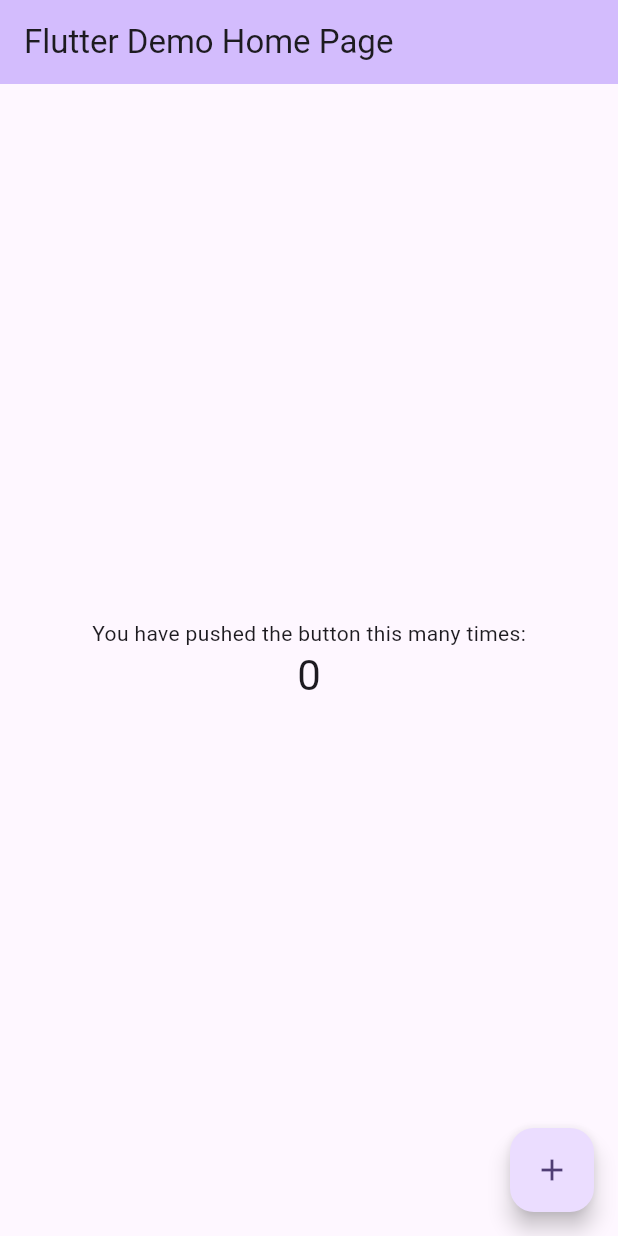
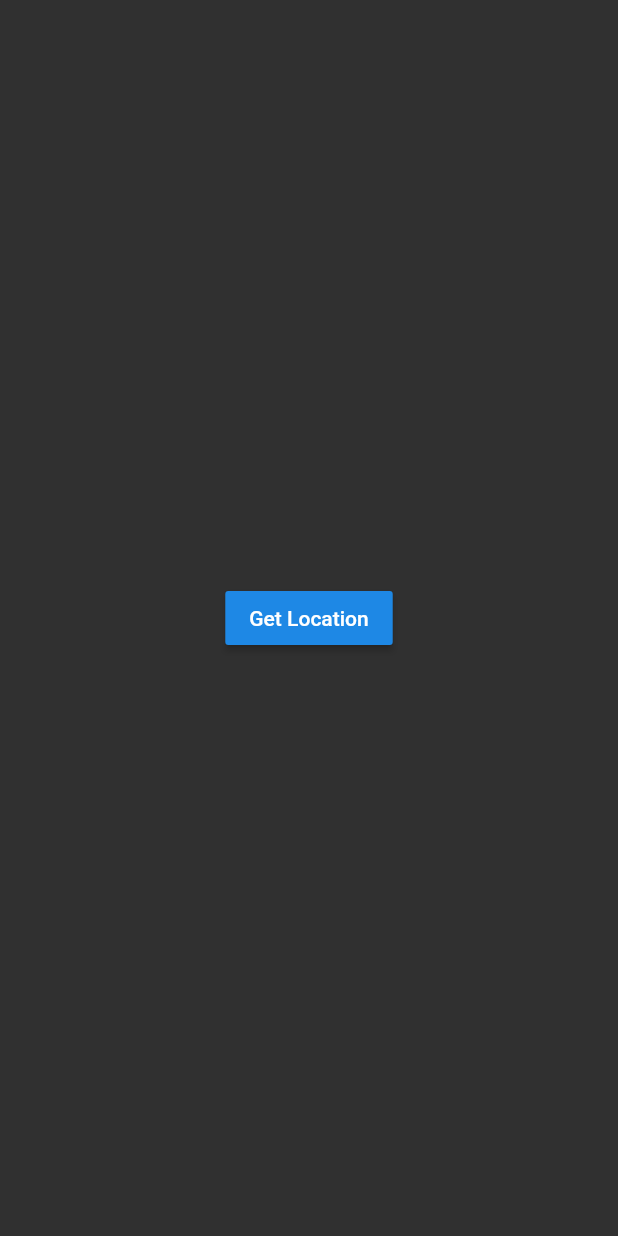
Before and after one commit to manvendrasingh09/Codes, a Flutter app: the screen it shows after launch, on a phone screen of 412 x 824 dp. Run offline on Flutter 3.47's test engine with Material 2 defaults, Android fonts, the light colour scheme and no system bars; our stand-ins replace audioplayers, font_awesome_flutter, rflutter_alert.

Commit message:
using Android Studio

```diff
--- a/AppDev/clima/lib/main.dart
+++ b/AppDev/clima/lib/main.dart
@@ -1,125 +1,14 @@
 import 'package:flutter/material.dart';
+import 'package:clima/screens/loading_screen.dart';
 
-void main() {
-  runApp(const MyApp());
-}
+void main() => runApp(MyApp());
 
 class MyApp extends StatelessWidget {
-  const MyApp({super.key});
-
-  // This widget is the root of your application.
   @override
   Widget build(BuildContext context) {
     return MaterialApp(
-      title: 'Flutter Demo',
-      theme: ThemeData(
-        // This is the theme of your application.
-        //
-        // TRY THIS: Try running your application with "flutter run". You'll see
-        // the application has a blue toolbar. Then, without quitting the app,
-        // try changing the seedColor in the colorScheme below to Colors.green
-        // and then invoke "hot reload" (save your changes or press the "hot
-        // reload" button in a Flutter-supported IDE, or press "r" if you used
-        // the command line to start the app).
-        //
-        // Notice that the counter didn't reset back to zero; the application
-        // state is not lost during the reload. To reset the state, use hot
-        // restart instead.
-        //
-        // This works for code too, not just values: Most code changes can be
-        // tested with just a hot reload.
-        colorScheme: ColorScheme.fromSeed(seedColor: Colors.deepPurple),
-        useMaterial3: true,
-      ),
-      home: const MyHomePage(title: 'Flutter Demo Home Page'),
+      theme: ThemeData.dark(),
+      home: LoadingScreen(),
     );
   }
 }
-
-class MyHomePage extends StatefulWidget {
-  const MyHomePage({super.key, required this.title});
-
-  // This widget is the home page of your application. It is stateful, meaning
-  // that it has a State object (defined below) that contains fields that affect
-  // how it looks.
-
-  // This class is the configuration for the state. It holds the values (in this
-  // case the title) provided by the parent (in this case the App widget) and
-  // used by the build method of the State. Fields in a Widget subclass are
-  // always marked "final".
-
-  final String title;
-
-  @override
-  State<MyHomePage> createState() => _MyHomePageState();
-}
-
-class _MyHomePageState extends State<MyHomePage> {
-  int _counter = 0;
-
-  void _incrementCounter() {
-    setState(() {
-      // This call to setState tells the Flutter framework that something has
-      // changed in this State, which causes it to rerun the build method below
-      // so that the display can reflect the updated values. If we changed
-      // _counter without calling setState(), then the build method would not be
-      // called again, and so nothing would appear to happen.
-      _counter++;
-    });
-  }
-
-  @override
-  Widget build(BuildContext context) {
-    // This method is rerun every time setState is called, for instance as done
-    // by the _incrementCounter method above.
-    //
-    // The Flutter framework has been optimized to make rerunning build methods
-    // fast, so that you can just rebuild anything that needs updating rather
-    // than having to individually change instances of widgets.
-    return Scaffold(
-      appBar: AppBar(
-        // TRY THIS: Try changing the color here to a specific color (to
-        // Colors.amber, perhaps?) and trigger a hot reload to see the AppBar
-        // change color while the other colors stay the same.
-        backgroundColor: Theme.of(context).colorScheme.inversePrimary,
-        // Here we take the value from the MyHomePage object that was created by
-        // the App.build method, and use it to set our appbar title.
-        title: Text(widget.title),
-      ),
-      body: Center(
-        // Center is a layout widget. It takes a single child and positions it
-        // in the middle of the parent.
-        child: Column(
-          // Column is also a layout widget. It takes a list of children and
-          // arranges them vertically. By default, it sizes itself to fit its
-          // children horizontally, and tries to be as tall as its parent.
-          //
-          // Column has various properties to control how it sizes itself and
-          // how it positions its children. Here we use mainAxisAlignment to
-          // center the children vertically; the main axis here is the vertical
-          // axis because Columns are vertical (the cross axis would be
-          // horizontal).
-          //
-          // TRY THIS: Invoke "debug painting" (choose the "Toggle Debug Paint"
-          // action in the IDE, or press "p" in the console), to see the
-          // wireframe for each widget.
-          mainAxisAlignment: MainAxisAlignment.center,
-          children: <Widget>[
-            const Text(
-              'You have pushed the button this many times:',
-            ),
-            Text(
-              '$_counter',
-              style: Theme.of(context).textTheme.headlineMedium,
-            ),
-          ],
-        ),
-      ),
-      floatingActionButton: FloatingActionButton(
-        onPressed: _incrementCounter,
-        tooltip: 'Increment',
-        child: const Icon(Icons.add),
-      ), // This trailing comma makes auto-formatting nicer for build methods.
-    );
-  }
-}
--- /dev/null
+++ b/AppDev/clima/lib/screens/loading_screen.dart
@@ -0,0 +1,22 @@
+import 'package:flutter/material.dart';
+
+class LoadingScreen extends StatefulWidget {
+  @override
+  _LoadingScreenState createState() => _LoadingScreenState();
+}
+
+class _LoadingScreenState extends State<LoadingScreen> {
+  @override
+  Widget build(BuildContext context) {
+    return Scaffold(
+      body: Center(
+        child: RaisedButton(
+          onPressed: () {
+            //Get the current location
+          },
+          child: Text('Get Location'),
+        ),
+      ),
+    );
+  }
+}
```
Also changed, not shown: AppDev/clima/lib/screens/city_screen.dart (added, +51 -0 lines), AppDev/clima/lib/screens/location_screen.dart (added, +76 -0 lines), AppDev/clima/lib/services/weather.dart (added, +33 -0 lines), AppDev/clima/lib/utilities/constants.dart (added, +20 -0 lines), AppDev/clima/fonts/SpartanMB-Black.otf (added), AppDev/clima/images/city_background.jpg (added), AppDev/clima/images/location_background.jpg (added), AppDev/clima/lib/services/location.dart (added), AppDev/clima/lib/services/networking.dart (added), 39 other files.
